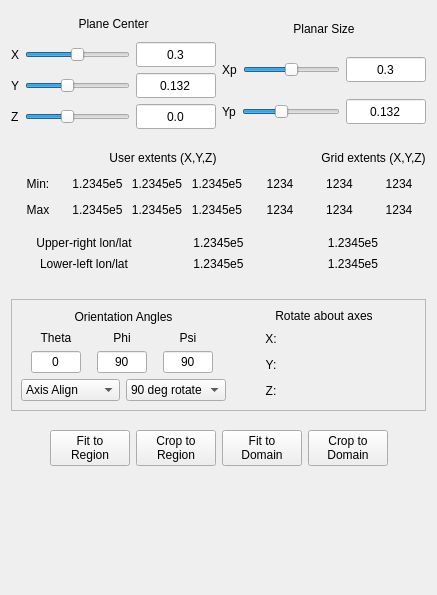
Before: the Qt Designer form apps/vaporgui/guis/ui/contourLayout.ui in yyr/vapor, drawn with Qt 5.
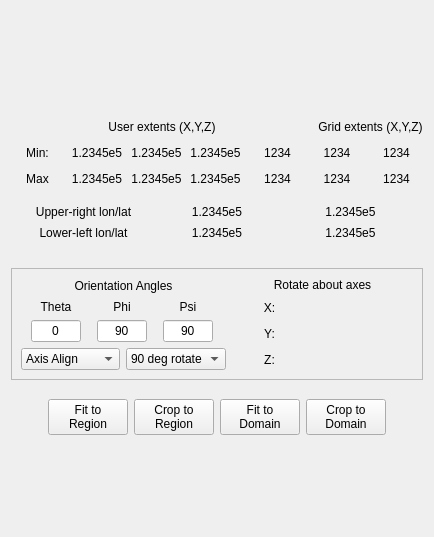
After: the same form once the commit is applied. Custom widgets are drawn as their Qt base class.

Commit message: Use box slider frame with isoline gui.  Fixed a number of minor bugs. Added vdf2raw project. Set ENABLE_THREADS on Windows.

What changed in the file:
```diff
--- a/apps/vaporgui/guis/ui/contourLayout.ui
+++ b/apps/vaporgui/guis/ui/contourLayout.ui
@@ -7,7 +7,7 @@
     <x>0</x>
     <y>0</y>
     <width>400</width>
-    <height>595</height>
+    <height>537</height>
    </rect>
   </property>
   <property name="maximumSize">
@@ -19,546 +19,30 @@
   <property name="windowTitle">
    <string>Form</string>
   </property>
-  <layout class="QHBoxLayout" name="horizontalLayout">
+  <layout class="QVBoxLayout" name="verticalLayout_2">
    <item>
     <layout class="QVBoxLayout" name="verticalLayout">
      <item>
-      <layout class="QHBoxLayout" name="_2">
-       <item>
-        <layout class="QVBoxLayout" name="_3">
-         <item>
-          <widget class="QLabel" name="textLabel2_2_2">
-           <property name="sizePolicy">
-            <sizepolicy hsizetype="Preferred" vsizetype="Expanding">
-             <horstretch>0</horstretch>
-             <verstretch>0</verstretch>
-            </sizepolicy>
-           </property>
-           <property name="maximumSize">
-            <size>
-             <width>16777215</width>
-             <height>25</height>
-            </size>
-           </property>
-           <property name="whatsThis">
-            <string>&lt;html&gt;&lt;head/&gt;&lt;body&gt;&lt;p&gt;Manipulate the location of the contour lines with these sliders and/or text boxes. You can &amp;quot;nudge&amp;quot; the contours by one volume cell (at the current refinement level) in any direction by clicking on the bar of a slider to the left or right of the slider handle. The X, Y, and Z center refer to the coordinates in the 3D volume where the center of the contour line surface is positioned.&lt;/p&gt;&lt;/body&gt;&lt;/html&gt;</string>
-           </property>
-           <property name="text">
-            <string>Plane Center</string>
-           </property>
-           <property name="alignment">
-            <set>Qt::AlignCenter</set>
-           </property>
-           <property name="wordWrap">
-            <bool>true</bool>
-           </property>
-          </widget>
-         </item>
-         <item>
-          <layout class="QHBoxLayout" name="_4">
-           <item>
-            <widget class="QLabel" name="textLabel3_12_2">
-             <property name="sizePolicy">
-              <sizepolicy hsizetype="Minimum" vsizetype="Expanding">
-               <horstretch>0</horstretch>
-               <verstretch>0</verstretch>
-              </sizepolicy>
-             </property>
-             <property name="text">
-              <string>X</string>
-             </property>
-             <property name="wordWrap">
-              <bool>false</bool>
-             </property>
-            </widget>
-           </item>
-           <item>
-            <widget class="QSlider" name="xCenterSlider">
-             <property name="sizePolicy">
-              <sizepolicy hsizetype="Expanding" vsizetype="Expanding">
-               <horstretch>0</horstretch>
-               <verstretch>0</verstretch>
-              </sizepolicy>
-             </property>
-             <property name="minimumSize">
-              <size>
-               <width>60</width>
-               <height>0</height>
-              </size>
-             </property>
-             <property name="maximumSize">
-              <size>
-               <width>16777215</width>
-               <height>25</height>
-              </size>
-             </property>
-             <property name="toolTip">
-              <string>&lt;html&gt;&lt;head/&gt;&lt;body&gt;&lt;p&gt;Specify the X center of plane in scene&lt;/p&gt;&lt;/body&gt;&lt;/html&gt;</string>
-             </property>
-             <property name="whatsThis">
-              <string>&lt;html&gt;&lt;head/&gt;&lt;body&gt;&lt;p&gt;Manipulate the size of the contour planar surface with these sliders and/or text boxes.You can &amp;quot;nudge&amp;quot; the contour plane size by two volume cells (at the current refinement level) in any dimension, by clicking on the bar of a slider to the left or right of the slider handle. The Xp, Yp, and Zp sizes refer to the contour surface sizes before it is mapped into the data volume. The Xp and Yp axes are the (x,y) coordinates in the cross-section view (below). If there is a nonzero rotation, the Xp, Yp, and Zp axes will not be the same as the X, Y, and Z axes.&lt;/p&gt;&lt;/body&gt;&lt;/html&gt;</string>
-             </property>
-             <property name="minimum">
-              <number>0</number>
-             </property>
-             <property name="maximum">
-              <number>256</number>
-             </property>
-             <property name="pageStep">
-              <number>1</number>
-             </property>
-             <property name="value">
-              <number>128</number>
-             </property>
-             <property name="orientation">
-              <enum>Qt::Horizontal</enum>
-             </property>
-            </widget>
-           </item>
-           <item>
-            <widget class="QLineEdit" name="xCenterEdit">
-             <property name="sizePolicy">
-              <sizepolicy hsizetype="Fixed" vsizetype="Expanding">
-               <horstretch>0</horstretch>
-               <verstretch>0</verstretch>
-              </sizepolicy>
-             </property>
-             <property name="maximumSize">
-              <size>
-               <width>80</width>
-               <height>25</height>
-              </size>
-             </property>
-             <property name="toolTip">
-              <string>Specify the X center of plane in scene</string>
-             </property>
-             <property name="whatsThis">
-              <string>&lt;html&gt;&lt;head/&gt;&lt;body&gt;&lt;p&gt;Manipulate the size of the contour planar surface with these sliders and/or text boxes.You can &amp;quot;nudge&amp;quot; the contour plane size by two volume cells (at the current refinement level) in any dimension, by clicking on the bar of a slider to the left or right of the slider handle. The Xp, Yp, and Zp sizes refer to the contour surface sizes before it is mapped into the data volume. The Xp and Yp axes are the (x,y) coordinates in the cross-section view (below). If there is a nonzero rotation, the Xp, Yp, and Zp axes will not be the same as the X, Y, and Z axes.&lt;/p&gt;&lt;/body&gt;&lt;/html&gt;</string>
-             </property>
-             <property name="text">
-              <string>0.3</string>
-             </property>
-             <property name="maxLength">
-              <number>200</number>
-             </property>
-             <property name="alignment">
-              <set>Qt::AlignHCenter</set>
-             </property>
-            </widget>
-           </item>
-          </layout>
-         </item>
-         <item>
-          <layout class="QHBoxLayout" name="_5">
-           <item>
-            <widget class="QLabel" name="textLabel3_12_3_3">
-             <property name="sizePolicy">
-              <sizepolicy hsizetype="Minimum" vsizetype="Expanding">
-               <horstretch>0</horstretch>
-               <verstretch>0</verstretch>
-              </sizepolicy>
-             </property>
-             <property name="text">
-              <string>Y</string>
-             </property>
-             <property name="wordWrap">
-              <bool>false</bool>
-             </property>
-            </widget>
-           </item>
-           <item>
-            <widget class="QSlider" name="yCenterSlider">
-             <property name="sizePolicy">
-              <sizepolicy hsizetype="Expanding" vsizetype="Expanding">
-               <horstretch>0</horstretch>
-               <verstretch>0</verstretch>
-              </sizepolicy>
-             </property>
-             <property name="minimumSize">
-              <size>
-               <width>60</width>
-               <height>0</height>
-              </size>
-             </property>
-             <property name="maximumSize">
-              <size>
-               <width>16777215</width>
-               <height>25</height>
-              </size>
-             </property>
-             <property name="toolTip">
-              <string>Specify the Y center of plane in scene</string>
-             </property>
-             <property name="whatsThis">
-              <string>&lt;html&gt;&lt;head/&gt;&lt;body&gt;&lt;p&gt;Manipulate the size of the contour planar surface with these sliders and/or text boxes.You can &amp;quot;nudge&amp;quot; the contour plane size by two volume cells (at the current refinement level) in any dimension, by clicking on the bar of a slider to the left or right of the slider handle. The Xp, Yp, and Zp sizes refer to the contour surface sizes before it is mapped into the data volume. The Xp and Yp axes are the (x,y) coordinates in the cross-section view (below). If there is a nonzero rotation, the Xp, Yp, and Zp axes will not be the same as the X, Y, and Z axes.&lt;/p&gt;&lt;/body&gt;&lt;/html&gt;</string>
-             </property>
-             <property name="minimum">
-              <number>0</number>
-             </property>
-             <property name="maximum">
-              <number>256</number>
-             </property>
-             <property name="pageStep">
-              <number>1</number>
-             </property>
-             <property name="value">
-              <number>100</number>
-             </property>
-             <property name="orientation">
-              <enum>Qt::Horizontal</enum>
-             </property>
-            </widget>
-           </item>
-           <item>
-            <widget class="QLineEdit" name="yCenterEdit">
-             <property name="sizePolicy">
-              <sizepolicy hsizetype="Fixed" vsizetype="Expanding">
-               <horstretch>0</horstretch>
-               <verstretch>0</verstretch>
-              </sizepolicy>
-             </property>
-             <property name="maximumSize">
-              <size>
-               <width>80</width>
-               <height>25</height>
-              </size>
-             </property>
-             <property name="toolTip">
-              <string>Specify the Y center of plane in scene</string>
-             </property>
-             <property name="whatsThis">
-              <string>&lt;html&gt;&lt;head/&gt;&lt;body&gt;&lt;p&gt;Manipulate the size of the contour planar surface with these sliders and/or text boxes.You can &amp;quot;nudge&amp;quot; the contour plane size by two volume cells (at the current refinement level) in any dimension, by clicking on the bar of a slider to the left or right of the slider handle. The Xp, Yp, and Zp sizes refer to the contour surface sizes before it is mapped into the data volume. The Xp and Yp axes are the (x,y) coordinates in the cross-section view (below). If there is a nonzero rotation, the Xp, Yp, and Zp axes will not be the same as the X, Y, and Z axes.&lt;/p&gt;&lt;/body&gt;&lt;/html&gt;</string>
-             </property>
-             <property name="text">
-              <string>0.132</string>
-             </property>
-             <property name="maxLength">
-              <number>200</number>
-             </property>
-             <property name="alignment">
-              <set>Qt::AlignHCenter</set>
-             </property>
-            </widget>
-           </item>
-          </layout>
-         </item>
-         <item>
-          <layout class="QHBoxLayout" name="_6">
-           <item>
-            <widget class="QLabel" name="textLabel3_12_3_2_2">
-             <property name="sizePolicy">
-              <sizepolicy hsizetype="Minimum" vsizetype="Expanding">
-               <horstretch>0</horstretch>
-               <verstretch>0</verstretch>
-              </sizepolicy>
-             </property>
-             <property name="text">
-              <string>Z</string>
-             </property>
-             <property name="wordWrap">
-              <bool>false</bool>
-             </property>
-            </widget>
-           </item>
-           <item>
-            <widget class="QSlider" name="zCenterSlider">
-             <property name="sizePolicy">
-              <sizepolicy hsizetype="Expanding" vsizetype="Expanding">
-               <horstretch>0</horstretch>
-               <verstretch>0</verstretch>
-              </sizepolicy>
-             </property>
-             <property name="minimumSize">
-              <size>
-               <width>60</width>
-               <height>0</height>
-              </size>
-             </property>
-             <property name="maximumSize">
-              <size>
-               <width>16777215</width>
-               <height>25</height>
-              </size>
-             </property>
-             <property name="toolTip">
-              <string>Specify the Z center of plane in scene</string>
-             </property>
-             <property name="whatsThis">
-              <string>&lt;html&gt;&lt;head/&gt;&lt;body&gt;&lt;p&gt;Manipulate the size of the contour planar surface with these sliders and/or text boxes.You can &amp;quot;nudge&amp;quot; the contour plane size by two volume cells (at the current refinement level) in any dimension, by clicking on the bar of a slider to the left or right of the slider handle. The Xp, Yp, and Zp sizes refer to the contour surface sizes before it is mapped into the data volume. The Xp and Yp axes are the (x,y) coordinates in the cross-section view (below). If there is a nonzero rotation, the Xp, Yp, and Zp axes will not be the same as the X, Y, and Z axes.&lt;/p&gt;&lt;/body&gt;&lt;/html&gt;</string>
-             </property>
-             <property name="minimum">
-              <number>0</number>
-             </property>
-             <property name="maximum">
-              <number>256</number>
-             </property>
-             <property name="pageStep">
-              <number>1</number>
-             </property>
-             <property name="value">
-              <number>100</number>
-             </property>
-             <property name="orientation">
-              <enum>Qt::Horizontal</enum>
-             </property>
-            </widget>
-           </item>
-           <item>
-            <widget class="QLineEdit" name="zCenterEdit">
-             <property name="sizePolicy">
-              <sizepolicy hsizetype="Fixed" vsizetype="Expanding">
-               <horstretch>0</horstretch>
-               <verstretch>0</verstretch>
-              </sizepolicy>
-             </property>
-             <property name="maximumSize">
-              <size>
-               <width>80</width>
-               <height>25</height>
-              </size>
-             </property>
-             <property name="toolTip">
-              <string>Specify the Z center of plane in scene</string>
-             </property>
-             <property name="whatsThis">
-              <string>&lt;html&gt;&lt;head/&gt;&lt;body&gt;&lt;p&gt;Manipulate the size of the contour planar surface with these sliders and/or text boxes.You can &amp;quot;nudge&amp;quot; the contour plane size by two volume cells (at the current refinement level) in any dimension, by clicking on the bar of a slider to the left or right of the slider handle. The Xp, Yp, and Zp sizes refer to the contour surface sizes before it is mapped into the data volume. The Xp and Yp axes are the (x,y) coordinates in the cross-section view (below). If there is a nonzero rotation, the Xp, Yp, and Zp axes will not be the same as the X, Y, and Z axes.&lt;/p&gt;&lt;/body&gt;&lt;/html&gt;</string>
-             </property>
-             <property name="text">
-              <string>0.0</string>
-             </property>
-             <property name="maxLength">
-              <number>200</number>
-             </property>
-             <property name="alignment">
-              <set>Qt::AlignHCenter</set>
-             </property>
-            </widget>
-           </item>
-          </layout>
-         </item>
-        </layout>
-       </item>
-       <item>
-        <layout class="QVBoxLayout" name="_7">
-         <item>
-          <widget class="QLabel" name="textLabel2_2">
-           <property name="sizePolicy">
-            <sizepolicy hsizetype="Preferred" vsizetype="Expanding">
-             <horstretch>0</horstretch>
-             <verstretch>0</verstretch>
-            </sizepolicy>
-           </property>
-           <property name="maximumSize">
-            <size>
-             <width>16777215</width>
-             <height>50</height>
-            </size>
-           </property>
-           <property name="text">
-            <string>Planar Size</string>
-           </property>
-           <property name="alignment">
-            <set>Qt::AlignCenter</set>
-           </property>
-           <property name="wordWrap">
-            <bool>true</bool>
-           </property>
-          </widget>
-         </item>
-         <item>
-          <layout class="QHBoxLayout" name="_8">
-           <item>
-            <widget class="QLabel" name="textLabel3_12">
-             <property name="sizePolicy">
-              <sizepolicy hsizetype="Minimum" vsizetype="Expanding">
-               <horstretch>0</horstretch>
-               <verstretch>0</verstretch>
-              </sizepolicy>
-             </property>
-             <property name="text">
-              <string>Xp</string>
-             </property>
-             <property name="wordWrap">
-              <bool>false</bool>
-             </property>
-            </widget>
-           </item>
-           <item>
-            <widget class="QSlider" name="xSizeSlider">
-             <property name="sizePolicy">
-              <sizepolicy hsizetype="Expanding" vsizetype="Expanding">
-               <horstretch>0</horstretch>
-               <verstretch>0</verstretch>
-              </sizepolicy>
-             </property>
-             <property name="minimumSize">
-              <size>
-               <width>60</width>
-               <height>0</height>
-              </size>
-             </property>
-             <property name="maximumSize">
-              <size>
-               <width>16777215</width>
-               <height>25</height>
-              </size>
-             </property>
-             <property name="toolTip">
-              <string>Specify the width (X size) of plane in scene</string>
-             </property>
-             <property name="whatsThis">
-              <string>&lt;html&gt;&lt;head/&gt;&lt;body&gt;&lt;p&gt;Manipulate the size of the contour planar surface with these sliders and/or text boxes.You can &amp;quot;nudge&amp;quot; the contour plane size by two volume cells (at the current refinement level) in any dimension, by clicking on the bar of a slider to the left or right of the slider handle. The Xp, Yp, and Zp sizes refer to the contour surface sizes before it is mapped into the data volume. The Xp and Yp axes are the (x,y) coordinates in the cross-section view (below). If there is a nonzero rotation, the Xp, Yp, and Zp axes will not be the same as the X, Y, and Z axes.&lt;/p&gt;&lt;/body&gt;&lt;/html&gt;</string>
-             </property>
-             <property name="minimum">
-              <number>0</number>
-             </property>
-             <property name="maximum">
-              <number>256</number>
-             </property>
-             <property name="pageStep">
-              <number>1</number>
-             </property>
-             <property name="value">
-              <number>128</number>
-             </property>
-             <property name="orientation">
-              <enum>Qt::Horizontal</enum>
-             </property>
-            </widget>
-           </item>
-           <item>
-            <widget class="QLineEdit" name="xSizeEdit">
-             <property name="sizePolicy">
-              <sizepolicy hsizetype="Fixed" vsizetype="Expanding">
-               <horstretch>0</horstretch>
-               <verstretch>0</verstretch>
-              </sizepolicy>
-             </property>
-             <property name="maximumSize">
-              <size>
-               <width>80</width>
-               <height>25</height>
-              </size>
-             </property>
-             <property name="toolTip">
-              <string>&lt;html&gt;&lt;head/&gt;&lt;body&gt;&lt;p&gt;Specify the width (X size) of plane in scene&lt;/p&gt;&lt;/body&gt;&lt;/html&gt;</string>
-             </property>
-             <property name="whatsThis">
-              <string>&lt;html&gt;&lt;head/&gt;&lt;body&gt;&lt;p&gt;Manipulate the size of the contour planar surface with these sliders and/or text boxes.You can &amp;quot;nudge&amp;quot; the contour plane size by two volume cells (at the current refinement level) in any dimension, by clicking on the bar of a slider to the left or right of the slider handle. The Xp, Yp, and Zp sizes refer to the contour surface sizes before it is mapped into the data volume. The Xp and Yp axes are the (x,y) coordinates in the cross-section view (below). If there is a nonzero rotation, the Xp, Yp, and Zp axes will not be the same as the X, Y, and Z axes.&lt;/p&gt;&lt;/body&gt;&lt;/html&gt;</string>
-             </property>
-             <property name="text">
-              <string>0.3</string>
-             </property>
-             <property name="maxLength">
-              <number>200</number>
-             </property>
-             <property name="alignment">
-              <set>Qt::AlignHCenter</set>
-             </property>
-            </widget>
-           </item>
-          </layout>
-         </item>
-         <item>
-          <layout class="QHBoxLayout" name="_9">
-           <item>
-            <widget class="QLabel" name="textLabel3_12_3">
-             <property name="sizePolicy">
-              <sizepolicy hsizetype="Minimum" vsizetype="Expanding">
-               <horstretch>0</horstretch>
-               <verstretch>0</verstretch>
-              </sizepolicy>
-             </property>
-             <property name="text">
-              <string>Yp</string>
-             </property>
-             <property name="wordWrap">
-              <bool>false</bool>
-             </property>
-            </widget>
-           </item>
-           <item>
-            <widget class="QSlider" name="ySizeSlider">
-             <property name="sizePolicy">
-              <sizepolicy hsizetype="Expanding" vsizetype="Expanding">
-               <horstretch>0</horstretch>
-               <verstretch>0</verstretch>
-              </sizepolicy>
-             </property>
-             <property name="minimumSize">
-              <size>
-               <width>60</width>
-               <height>0</height>
-              </size>
-             </property>
-             <property name="maximumSize">
-              <size>
-               <width>16777215</width>
-               <height>25</height>
-              </size>
-             </property>
-             <property name="toolTip">
-              <string>Specify the Y size height (Y-size)  of plane in scene</string>
-             </property>
-             <property name="whatsThis">
-              <string>&lt;html&gt;&lt;head/&gt;&lt;body&gt;&lt;p&gt;Manipulate the size of the contour planar surface with these sliders and/or text boxes.You can &amp;quot;nudge&amp;quot; the contour plane size by two volume cells (at the current refinement level) in any dimension, by clicking on the bar of a slider to the left or right of the slider handle. The Xp, Yp, and Zp sizes refer to the contour surface sizes before it is mapped into the data volume. The Xp and Yp axes are the (x,y) coordinates in the cross-section view (below). If there is a nonzero rotation, the Xp, Yp, and Zp axes will not be the same as the X, Y, and Z axes.&lt;/p&gt;&lt;/body&gt;&lt;/html&gt;</string>
-             </property>
-             <property name="minimum">
-              <number>0</number>
-             </property>
-             <property name="maximum">
-              <number>256</number>
-             </property>
-             <property name="pageStep">
-              <number>1</number>
-             </property>
-             <property name="value">
-              <number>100</number>
-             </property>
-             <property name="orientation">
-              <enum>Qt::Horizontal</enum>
-             </property>
-            </widget>
-           </item>
-           <item>
-            <widget class="QLineEdit" name="ySizeEdit">
-             <property name="sizePolicy">
-              <sizepolicy hsizetype="Fixed" vsizetype="Expanding">
-               <horstretch>0</horstretch>
-               <verstretch>0</verstretch>
-              </sizepolicy>
-             </property>
-             <property name="maximumSize">
-              <size>
-               <width>80</width>
-               <height>25</height>
-              </size>
-             </property>
-             <property name="toolTip">
-              <string>Specify the Y size height (Y-size)  of  plane in scene</string>
-             </property>
-             <property name="whatsThis">
-              <string>&lt;html&gt;&lt;head/&gt;&lt;body&gt;&lt;p&gt;Manipulate the size of the contour planar surface with these sliders and/or text boxes.You can &amp;quot;nudge&amp;quot; the contour plane size by two volume cells (at the current refinement level) in any dimension, by clicking on the bar of a slider to the left or right of the slider handle. The Xp, Yp, and Zp sizes refer to the contour surface sizes before it is mapped into the data volume. The Xp and Yp axes are the (x,y) coordinates in the cross-section view (below). If there is a nonzero rotation, the Xp, Yp, and Zp axes will not be the same as the X, Y, and Z axes.&lt;/p&gt;&lt;/body&gt;&lt;/html&gt;</string>
-             </property>
-             <property name="text">
-              <string>0.132</string>
-             </property>
-             <property name="maxLength">
-              <number>200</number>
-             </property>
-             <property name="alignment">
-              <set>Qt::AlignHCenter</set>
-             </property>
-            </widget>
-           </item>
-          </layout>
-         </item>
-         <item>
-          <layout class="QHBoxLayout" name="_10"/>
-         </item>
-        </layout>
-       </item>
-      </layout>
+      <widget class="BoxSliderFrame" name="boxSliderFrame">
+       <property name="minimumSize">
+        <size>
+         <width>0</width>
+         <height>100</height>
+        </size>
+       </property>
+       <property name="maximumSize">
+        <size>
+         <width>500</width>
+         <height>16777215</height>
+        </size>
+       </property>
+       <property name="toolTip">
+        <string>Specify the center and size of the barb rake using text boxes or sliders</string>
+       </property>
+       <property name="lineWidth">
+        <number>0</number>
+       </property>
+      </widget>
      </item>
      <item>
       <spacer name="spacer54_2">
@@ -571,7 +55,7 @@
        <property name="sizeHint" stdset="0">
         <size>
          <width>368</width>
-         <height>13</height>
+         <height>0</height>
         </size>
        </property>
       </spacer>
@@ -1098,7 +582,7 @@
        </property>
        <property name="sizeHint" stdset="0">
         <size>
-         <width>415</width>
+         <width>377</width>
          <height>13</height>
         </size>
        </property>
@@ -1665,6 +1149,12 @@
   </layout>
  </widget>
  <customwidgets>
+  <customwidget>
+   <class>BoxSliderFrame</class>
+   <extends>QFrame</extends>
+   <header>../../guis/boxsliderframe.h</header>
+   <container>1</container>
+  </customwidget>
   <customwidget>
    <class>QtThumbWheel</class>
    <extends>QWidget</extends>
```
The commit also changes 10 other files.
